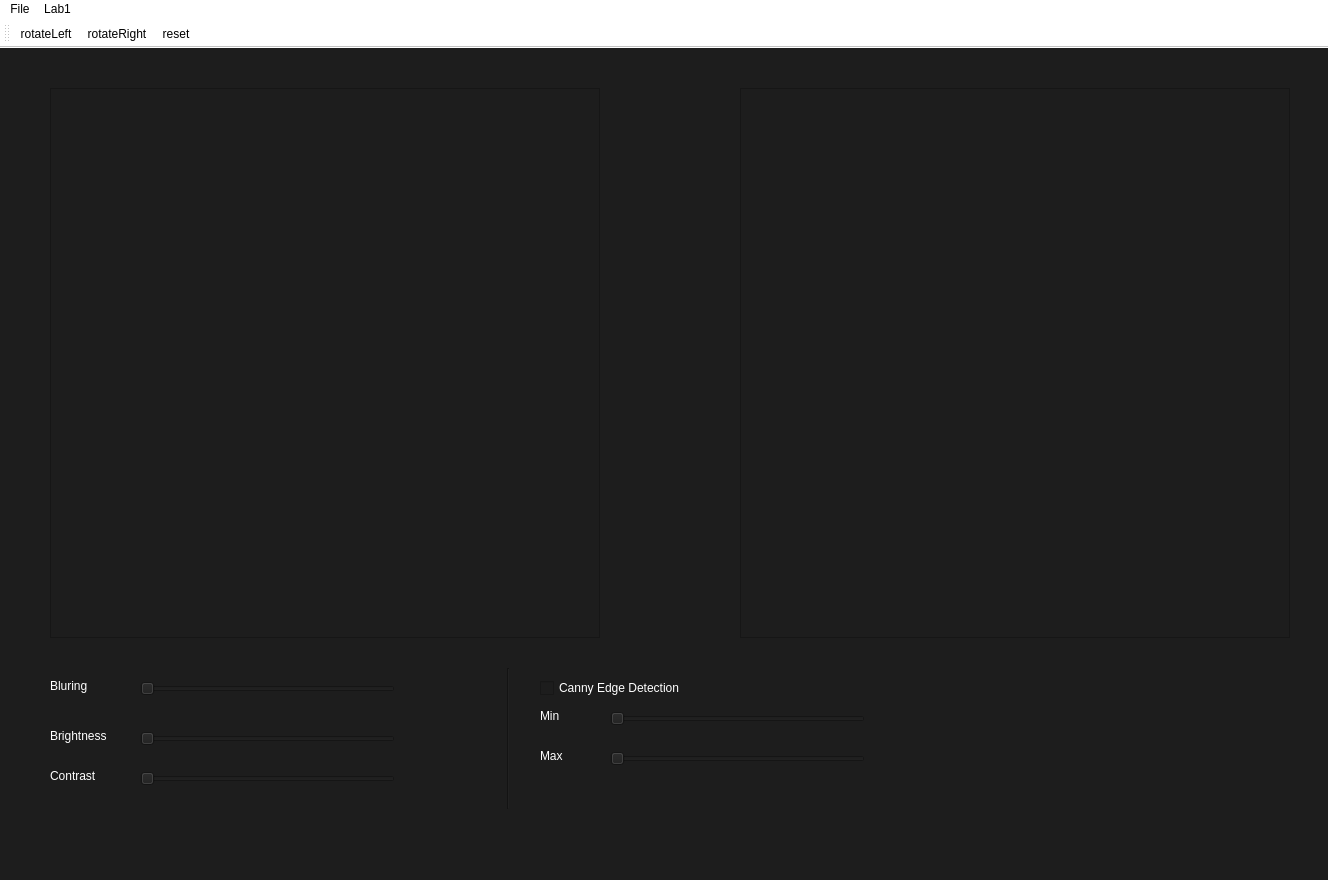
Qt form gui.ui (hthung1/ImageProcessing_Python) before a commit.
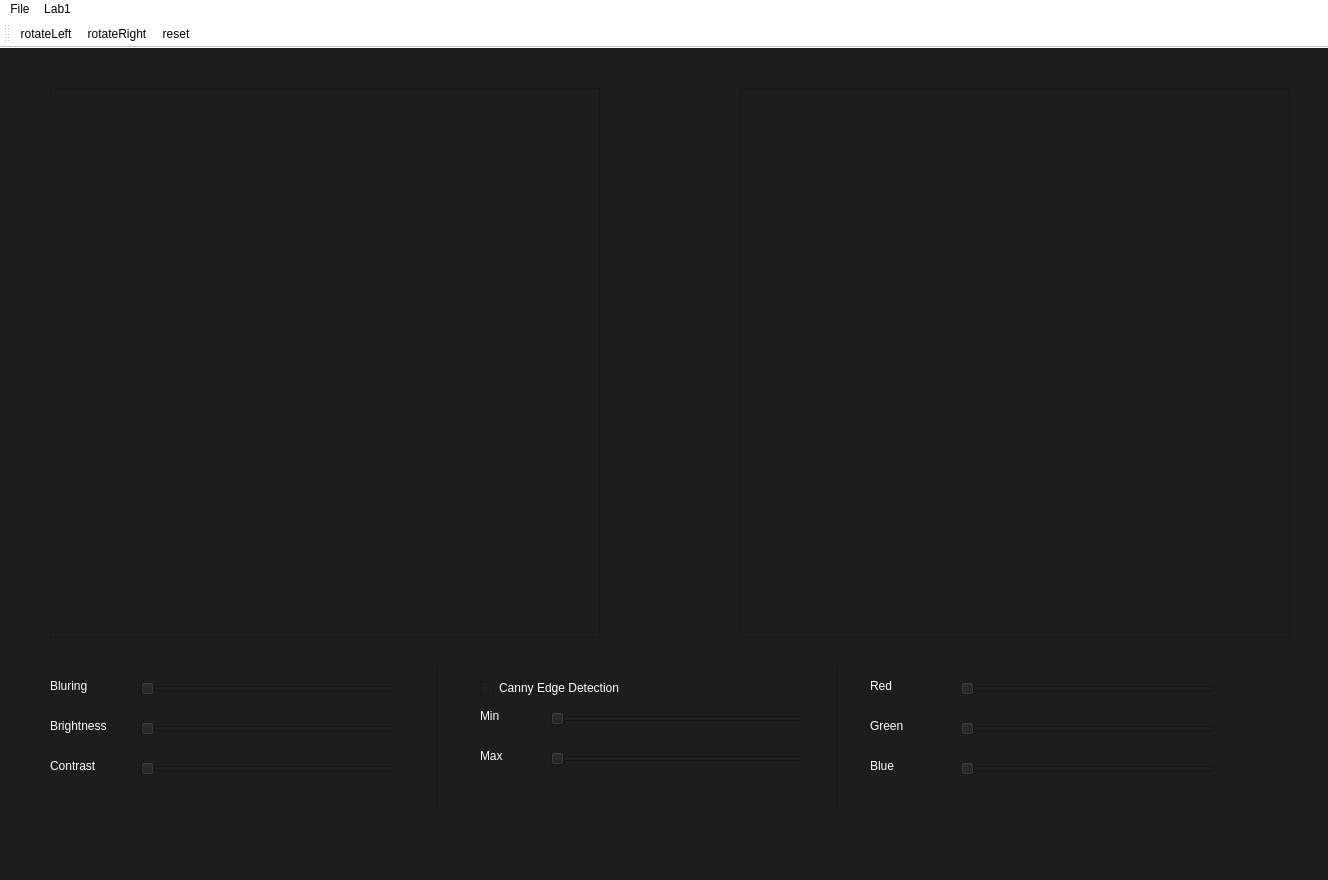
The same form after that commit. Icons and pictures are not drawn.

Diff of the .ui file:
```diff
--- a/gui.ui
+++ b/gui.ui
@@ -72,7 +72,7 @@
    <widget class="Line" name="line">
     <property name="geometry">
      <rect>
-      <x>500</x>
+      <x>430</x>
       <y>620</y>
       <width>16</width>
       <height>141</height>
@@ -85,7 +85,7 @@
    <widget class="QSlider" name="slider_min">
     <property name="geometry">
      <rect>
-      <x>610</x>
+      <x>550</x>
       <y>660</y>
       <width>255</width>
       <height>22</height>
@@ -101,7 +101,7 @@
    <widget class="QLabel" name="label_3">
     <property name="geometry">
      <rect>
-      <x>540</x>
+      <x>480</x>
       <y>660</y>
       <width>55</width>
       <height>16</height>
@@ -117,7 +117,7 @@
    <widget class="QLabel" name="label_4">
     <property name="geometry">
      <rect>
-      <x>540</x>
+      <x>480</x>
       <y>700</y>
       <width>55</width>
       <height>16</height>
@@ -133,7 +133,7 @@
    <widget class="QSlider" name="slider_max">
     <property name="geometry">
      <rect>
-      <x>610</x>
+      <x>550</x>
       <y>700</y>
       <width>255</width>
       <height>22</height>
@@ -150,7 +150,7 @@
     <property name="geometry">
      <rect>
       <x>50</x>
-      <y>680</y>
+      <y>670</y>
       <width>80</width>
       <height>16</height>
      </rect>
@@ -166,7 +166,7 @@
     <property name="geometry">
      <rect>
       <x>140</x>
-      <y>680</y>
+      <y>670</y>
       <width>255</width>
       <height>22</height>
      </rect>
@@ -182,7 +182,7 @@
     <property name="geometry">
      <rect>
       <x>140</x>
-      <y>720</y>
+      <y>710</y>
       <width>255</width>
       <height>22</height>
      </rect>
@@ -198,7 +198,7 @@
     <property name="geometry">
      <rect>
       <x>50</x>
-      <y>720</y>
+      <y>710</y>
       <width>80</width>
       <height>16</height>
      </rect>
@@ -213,7 +213,7 @@
    <widget class="QCheckBox" name="check_canny">
     <property name="geometry">
      <rect>
-      <x>540</x>
+      <x>480</x>
       <y>630</y>
       <width>160</width>
       <height>20</height>
@@ -226,6 +226,115 @@
      <string>Canny Edge Detection</string>
     </property>
    </widget>
+   <widget class="QLabel" name="label_7">
+    <property name="geometry">
+     <rect>
+      <x>870</x>
+      <y>670</y>
+      <width>80</width>
+      <height>16</height>
+     </rect>
+    </property>
+    <property name="styleSheet">
+     <string notr="true">color:white</string>
+    </property>
+    <property name="text">
+     <string>Green</string>
+    </property>
+   </widget>
+   <widget class="QLabel" name="label_2">
+    <property name="geometry">
+     <rect>
+      <x>870</x>
+      <y>630</y>
+      <width>55</width>
+      <height>16</height>
+     </rect>
+    </property>
+    <property name="styleSheet">
+     <string notr="true">color:white</string>
+    </property>
+    <property name="text">
+     <string>Red</string>
+    </property>
+   </widget>
+   <widget class="QSlider" name="red">
+    <property name="geometry">
+     <rect>
+      <x>960</x>
+      <y>630</y>
+      <width>255</width>
+      <height>22</height>
+     </rect>
+    </property>
+    <property name="maximum">
+     <number>255</number>
+    </property>
+    <property name="orientation">
+     <enum>Qt::Horizontal</enum>
+    </property>
+   </widget>
+   <widget class="QSlider" name="blue">
+    <property name="geometry">
+     <rect>
+      <x>960</x>
+      <y>710</y>
+      <width>255</width>
+      <height>22</height>
+     </rect>
+    </property>
+    <property name="maximum">
+     <number>126</number>
+    </property>
+    <property name="orientation">
+     <enum>Qt::Horizontal</enum>
+    </property>
+   </widget>
+   <widget class="QLabel" name="label_8">
+    <property name="geometry">
+     <rect>
+      <x>870</x>
+      <y>710</y>
+      <width>80</width>
+      <height>16</height>
+     </rect>
+    </property>
+    <property name="styleSheet">
+     <string notr="true">color:white</string>
+    </property>
+    <property name="text">
+     <string>Blue</string>
+    </property>
+   </widget>
+   <widget class="QSlider" name="green">
+    <property name="geometry">
+     <rect>
+      <x>960</x>
+      <y>670</y>
+      <width>255</width>
+      <height>22</height>
+     </rect>
+    </property>
+    <property name="maximum">
+     <number>255</number>
+    </property>
+    <property name="orientation">
+     <enum>Qt::Horizontal</enum>
+    </property>
+   </widget>
+   <widget class="Line" name="line_2">
+    <property name="geometry">
+     <rect>
+      <x>830</x>
+      <y>620</y>
+      <width>16</width>
+      <height>141</height>
+     </rect>
+    </property>
+    <property name="orientation">
+     <enum>Qt::Vertical</enum>
+    </property>
+   </widget>
   </widget>
   <widget class="QMenuBar" name="menubar">
    <property name="geometry">
```
Left out of the diff: 24 changed lines with no effect on the pictures.
